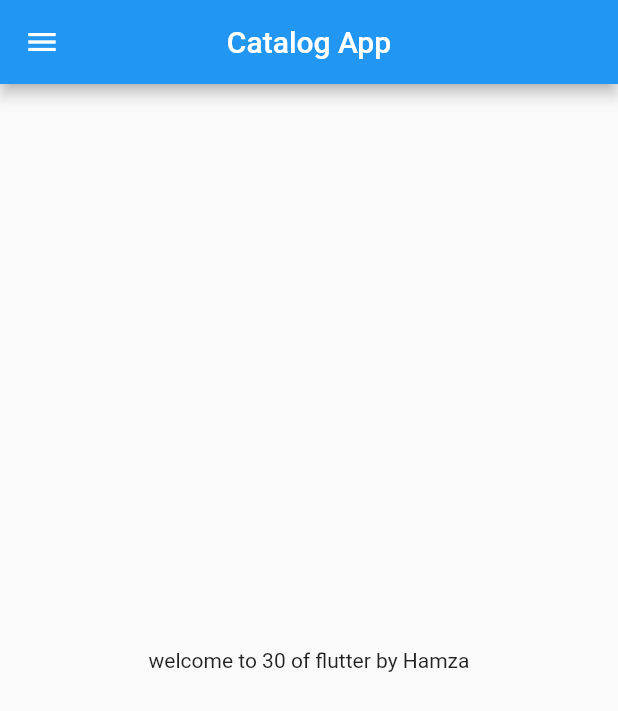
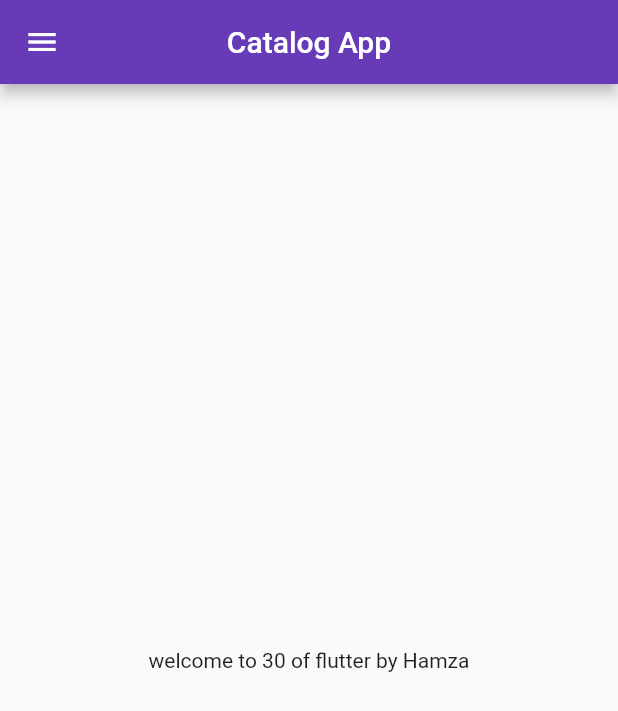
Before and after one commit to hamzapromax/CatalogApp, a Flutter app: the screen it shows after launch, on a phone screen of 412 x 824 dp. Shown: the top 711 px of the screen. Run offline on Flutter 3.47's test engine with Material 2 defaults, Android fonts, the phone set to English and light mode, and no system bars.

Commit message:
Day 3 Complete

```diff
--- a/lib/main.dart
+++ b/lib/main.dart
@@ -1,8 +1,10 @@
-import 'package:catalog_app/home_page.dart';
+// ignore_for_file: prefer_const_constructors
+
+import 'package:catalog_app/pages/home_page.dart';
+import 'package:catalog_app/pages/login_page.dart';
 import 'package:flutter/material.dart';
 
 void main() {
-  // ignore: prefer_const_constructors
   runApp(MyApp());
 }
 
@@ -12,8 +14,21 @@ class MyApp extends StatelessWidget {
   @override
   Widget build(BuildContext context) {
     return MaterialApp(
-      debugShowCheckedModeBanner: false,
-      home: HomePage(),
-    );
+        debugShowCheckedModeBanner: false,
+        //home: HomePage(),
+        themeMode: ThemeMode.light,
+        theme: ThemeData(
+          primarySwatch: Colors.deepPurple,
+        ),
+        darkTheme: ThemeData(
+          brightness: Brightness.dark,
+          primarySwatch: Colors.red,
+        ),
+        initialRoute: "/home",
+        routes: {
+          "/": (context) => LoginPage(),
+          "/home": (context) => HomePage(),
+          "/login": (context) => LoginPage(),
+        });
   }
 }
```
Also changed, not shown: lib/pages/login_page.dart (added, +24 -0 lines), lib/pages/home_page.dart (renamed from lib/home_page.dart).
